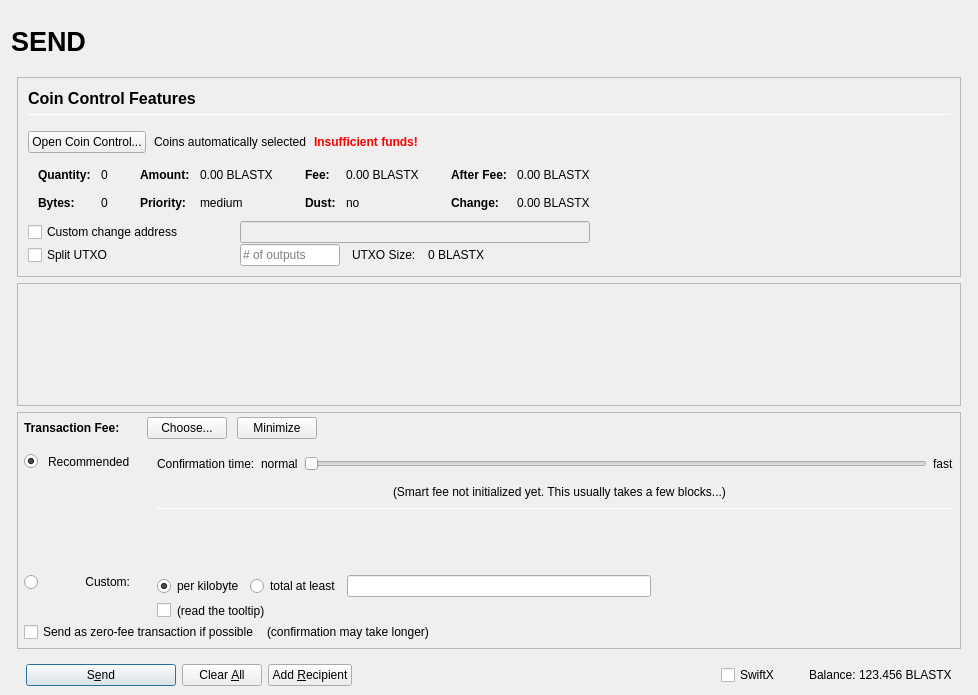
Old version of the form src/qt/forms/sendcoinsdialog.ui in the repository BlastX-Core/BlastX.
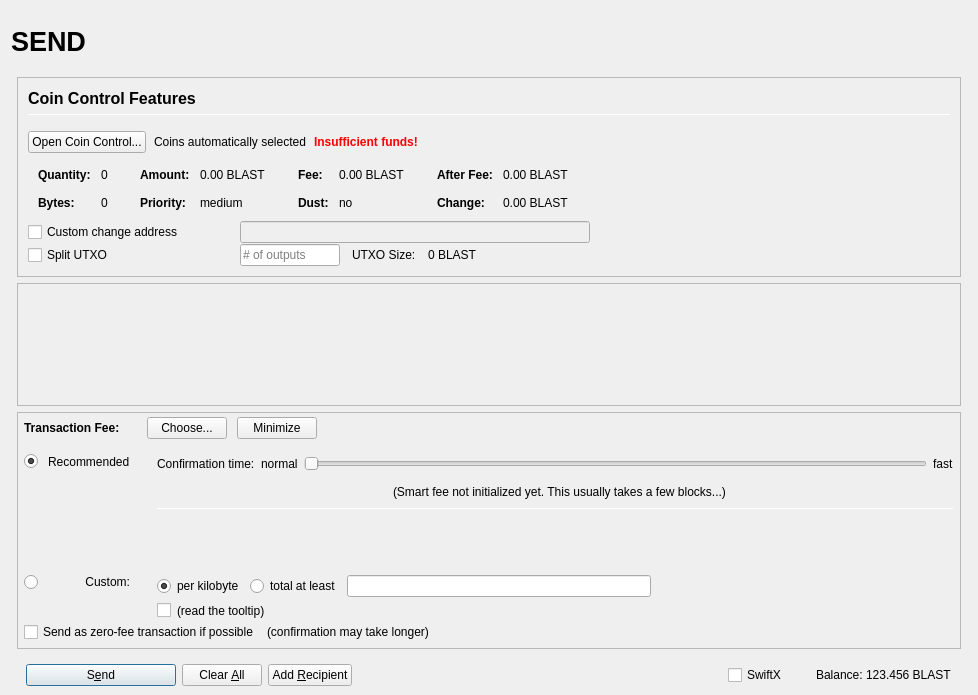
New version of the form. Icons and pictures are not drawn. Custom widgets are drawn as their Qt base class.

What changed in the file:
```diff
--- a/src/qt/forms/sendcoinsdialog.ui
+++ b/src/qt/forms/sendcoinsdialog.ui
@@ -493,7 +493,7 @@
                         <enum>Qt::ActionsContextMenu</enum>
                        </property>
                        <property name="text">
-                        <string notr="true">0.00 BLASTX</string>
+                        <string notr="true">0.00 BLAST</string>
                        </property>
                        <property name="textInteractionFlags">
                         <set>Qt::LinksAccessibleByMouse|Qt::TextSelectableByKeyboard|Qt::TextSelectableByMouse</set>
@@ -573,7 +573,7 @@
                         <enum>Qt::ActionsContextMenu</enum>
                        </property>
                        <property name="text">
-                        <string notr="true">0.00 BLASTX</string>
+                        <string notr="true">0.00 BLAST</string>
                        </property>
                        <property name="textInteractionFlags">
                         <set>Qt::LinksAccessibleByMouse|Qt::TextSelectableByKeyboard|Qt::TextSelectableByMouse</set>
@@ -653,7 +653,7 @@
                         <enum>Qt::ActionsContextMenu</enum>
                        </property>
                        <property name="text">
-                        <string notr="true">0.00 BLASTX</string>
+                        <string notr="true">0.00 BLAST</string>
                        </property>
                        <property name="textInteractionFlags">
                         <set>Qt::LinksAccessibleByMouse|Qt::TextSelectableByKeyboard|Qt::TextSelectableByMouse</set>
@@ -682,7 +682,7 @@
                         <enum>Qt::ActionsContextMenu</enum>
                        </property>
                        <property name="text">
-                        <string notr="true">0.00 BLASTX</string>
+                        <string notr="true">0.00 BLAST</string>
                        </property>
                        <property name="textInteractionFlags">
                         <set>Qt::LinksAccessibleByMouse|Qt::TextSelectableByKeyboard|Qt::TextSelectableByMouse</set>
@@ -849,7 +849,7 @@
                 <item>
                  <widget class="QLabel" name="labelBlockSize">
                   <property name="text">
-                   <string>0 BLASTX</string>
+                   <string>0 BLAST</string>
                   </property>
                  </widget>
                 </item>
@@ -1715,7 +1715,7 @@
                 <cursorShape>IBeamCursor</cursorShape>
                </property>
                <property name="text">
-                <string notr="true">123.456 BLASTX</string>
+                <string notr="true">123.456 BLAST</string>
                </property>
                <property name="textInteractionFlags">
                 <set>Qt::LinksAccessibleByMouse|Qt::TextSelectableByKeyboard|Qt::TextSelectableByMouse</set>
```
Left out of the diff: 8 changed lines with no effect on the pictures.
